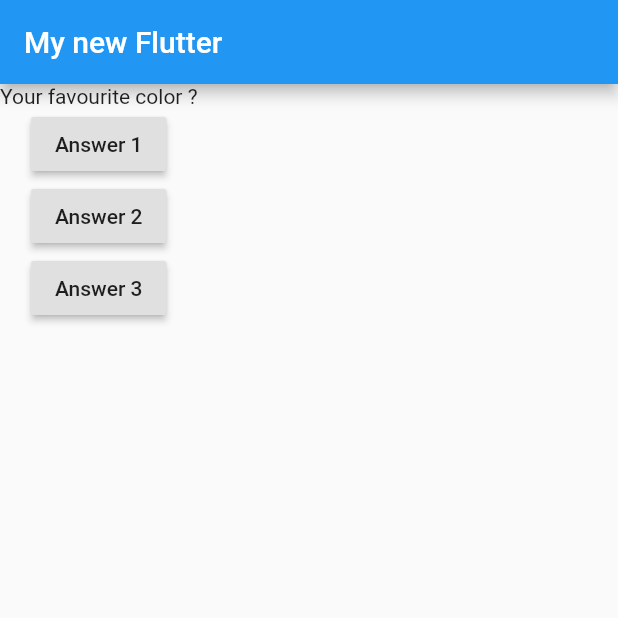
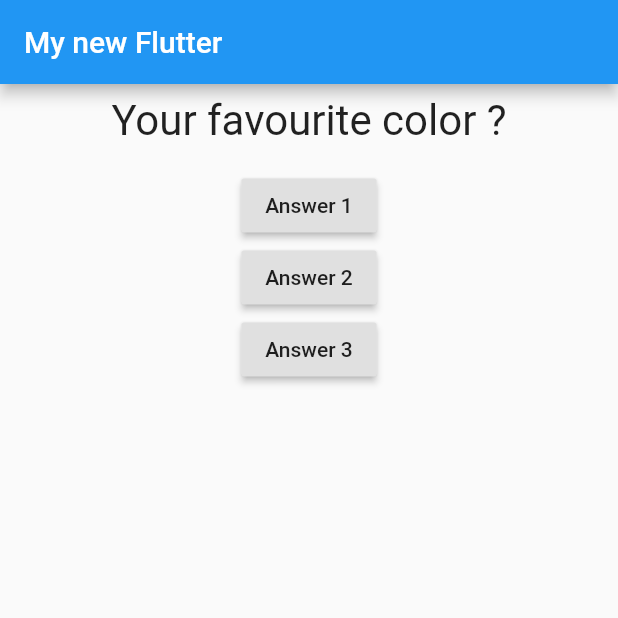
Before and after one commit to amovsisyan/flutter-dart-first-steps, a Flutter app: the screen it shows after launch, on a phone screen of 412 x 824 dp, the top half of it. Run offline on Flutter 3.47's test engine with Material 2 defaults, Android fonts, the phone set to English and light mode, and no system bars.

Commit message:
Question widget styled

```diff
--- a/lib/Question.dart
+++ b/lib/Question.dart
@@ -7,9 +7,16 @@ class Question extends StatelessWidget {
 
   @override
   Widget build(BuildContext context) {
-    return Text(
+    return Container(
+      child: Text(
         this.questionText,
-        style: TextStyle(),
+        style: TextStyle(
+          fontSize: 28,
+        ),
+        textAlign: TextAlign.center,
+      ),
+      width: double.infinity,
+      margin: EdgeInsets.only(bottom: 16, top: 8),
     );
   }
 }
```
